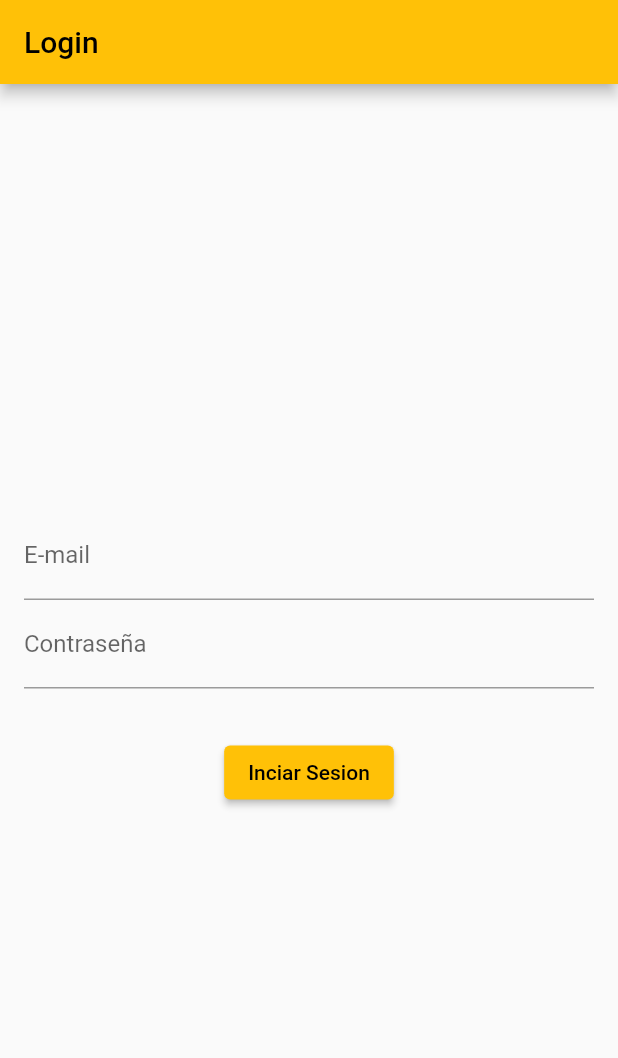
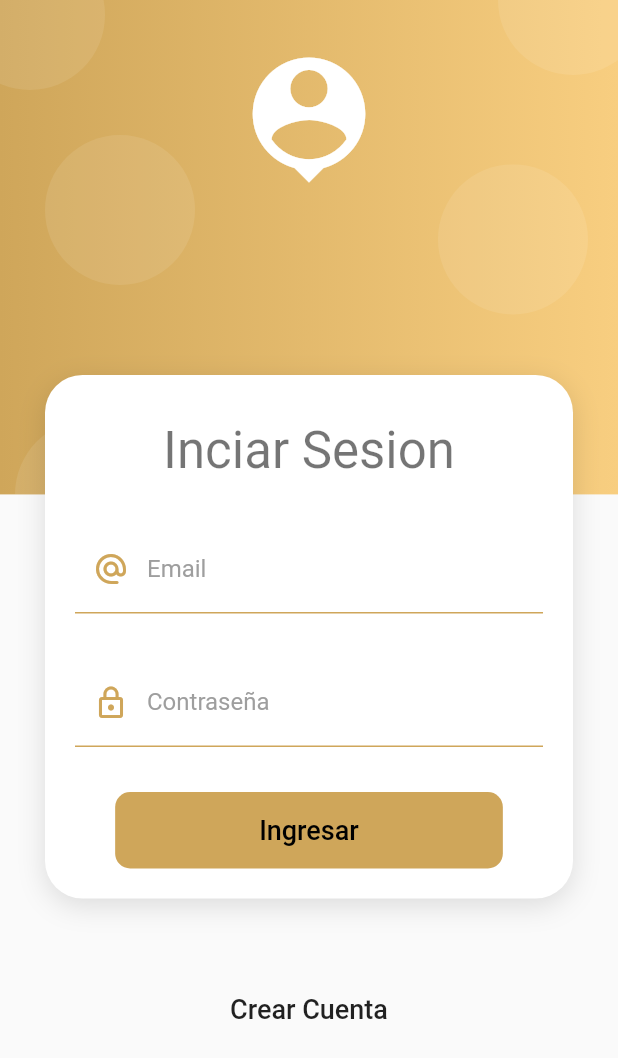
Before and after one commit to Pe-Hs/TestApp-Tesis, a Flutter app: the screen it shows after launch, on a phone screen of 412 x 824 dp. Shown: the top 1058 px of the screen. Run offline on Flutter 3.47's test engine with Material 2 defaults, Android fonts, the phone set to English and light mode, and no system bars; our stand-ins replace curved_navigation_bar, flutter_secure_storage.

Commit message:
adding login and home screen

```diff
--- a/analysis_options.yaml
+++ b/analysis_options.yaml
@@ -30,6 +30,11 @@ linter:
     prefer_const_literals_to_create_immutables: false
     avoid_unnecessary_containers: false
     no_leading_underscores_for_local_identifiers: false
+    unused_local_variable: false
+    unnecessary_this: false
+    sort_child_properties_last: false
+    file_names: false
+    annotate_overrides: false
     # avoid_print: false  # Uncomment to disable the `avoid_print` rule
     # prefer_single_quotes: true  # Uncomment to enable the `prefer_single_quotes` rule
 
--- /dev/null
+++ b/lib/providers/login_form_provider.dart
@@ -0,0 +1,24 @@
+import 'package:flutter/material.dart';
+
+class LoginFormProvider extends ChangeNotifier {
+
+  GlobalKey<FormState> formkey = GlobalKey<FormState>();
+
+  String email = '';
+  String password = '';
+
+  bool _isLoading = false;
+  bool get isLoading => _isLoading;
+
+  set isLoading(bool value){
+    _isLoading = value;
+    notifyListeners();
+  }
+
+  bool isValidForm(){
+    print(formkey.currentState?.validate());
+    print('$email - $password');
+    return formkey.currentState?.validate() ?? false;
+  }
+
+}
--- a/lib/screen/login_screen.dart
+++ b/lib/screen/login_screen.dart
@@ -1,90 +1,156 @@
 import 'package:flutter/material.dart';
-import 'package:http/http.dart' as http;
-import 'dart:convert';
+import 'package:login/providers/login_form_provider.dart';
+import 'package:login/ui/input_decoration.dart';
+import 'package:login/widgets/auth_back.dart';
+import 'package:login/widgets/card_container.dart';
+import 'package:provider/provider.dart';
 
-import 'package:login/screen/home.dart';
+import '../services/auth_service.dart';
+import '../services/notification_service.dart';
 
-// ignore: use_key_in_widget_constructors
 class LoginPage extends StatelessWidget {
-  final TextEditingController _emailController = TextEditingController();
-  final TextEditingController _passwordController = TextEditingController();
+
+  const LoginPage({super.key});
 
   @override
   Widget build(BuildContext context) {
     return Scaffold(
-      appBar: AppBar(
-        title: Text('Login'),
+      body: AuthBack(
+        child: SingleChildScrollView(
+          child: Column(
+            children: [
+              SizedBox(
+                height: 250,
+              ),
+              CardContainer(
+                child: Column(
+                  children: [
+                    SizedBox(
+                      height: 10,
+                    ),
+                    Text(
+                      'Inciar Sesion',
+                      style: Theme.of(context).textTheme.headline4,
+                    ),
+                    SizedBox(
+                      height: 30,
+                    ),
+                    ChangeNotifierProvider(
+                      create: (_) => LoginFormProvider(),
+                      child: _LoginForm(),
+                    )
+                  ],
+                ),
+              ),
+              SizedBox(
+                height: 50,
+              ),
+              TextButton(
+                onPressed: () {},
+                child: Text(
+                  'Crear Cuenta',
+                  style: TextStyle(fontSize: 18, color: Colors.black87),
+                ),
+              ),
+              SizedBox(
+                height: 50,
+              )
+            ],
+          ),
+        ),
       ),
-      body: Padding(
-        padding: EdgeInsets.all(16),
+    );
+  }
+
+}
+
+class _LoginForm extends StatelessWidget {
+
+  @override
+  Widget build(BuildContext context) {
+    final loginForm = Provider.of<LoginFormProvider>(context);
+
+    return Container(
+      child: Form(
+        key: loginForm.formkey,
+        autovalidateMode: AutovalidateMode.onUserInteraction,
         child: Column(
-          crossAxisAlignment: CrossAxisAlignment.center,
-          mainAxisAlignment: MainAxisAlignment.center,
           children: [
-            TextField(
-              controller: _emailController,
+            TextFormField(
+              autocorrect: false,
               keyboardType: TextInputType.emailAddress,
-              decoration: InputDecoration(labelText: 'E-mail'),
-            ),
-            TextField(
-              controller: _passwordController,
-              obscureText: true,
-              decoration: InputDecoration(labelText: 'Contraseña'),
+              decoration: InputDecorations.authInputDecoration(
+                  hintText: 'asd@gmail.com',
+                  labelText: 'Email',
+                  prefixIcon: Icons.alternate_email_rounded),
+              onChanged: (value) => loginForm.email = value,
+              validator: (value) {
+                String pattern =
+                    r'^(([^<>()[\]\\.,;:\s@\"]+(\.[^<>()[\]\\.,;:\s@\"]+)*)|(\".+\"))@((\[[0-9]{1,3}\.[0-9]{1,3}\.[0-9]{1,3}\.[0-9]{1,3}\])|(([a-zA-Z\-0-9]+\.)+[a-zA-Z]{2,}))$';
+                RegExp regExp = RegExp(pattern);
+
+                return regExp.hasMatch(value ?? '')
+                    ? null
+                    : 'Ingrese formato correto de Email';
+              },
             ),
             SizedBox(
-              height: 32,
+              height: 30,
             ),
-            ElevatedButton(
-              onPressed: () {
-                _login(context);
+            TextFormField(
+              autocorrect: false,
+              obscureText: true,
+              keyboardType: TextInputType.emailAddress,
+              decoration: InputDecorations.authInputDecoration(
+                  hintText: '*****',
+                  labelText: 'Contraseña',
+                  prefixIcon: Icons.lock_outline),
+              onChanged: (value) => loginForm.password = value,
+              validator: (value) {
+                return (value != null && value.length >= 6)
+                    ? null
+                    : 'La contraseña debe de ser de 6 caracteres';
               },
-              child: Text('Inciar Sesion'),
-            )
+            ),
+            SizedBox(
+              height: 30,
+            ),
+            MaterialButton(
+                shape: RoundedRectangleBorder(
+                    borderRadius: BorderRadius.circular(10)),
+                disabledColor: Colors.grey,
+                elevation: 0,
+                color: Color.fromRGBO(207, 166, 90, 1),
+                child: Container(
+                    padding: EdgeInsets.symmetric(horizontal: 80, vertical: 15),
+                    child: Text(
+                      loginForm.isLoading ? 'Espere' : 'Ingresar',
+                      style: TextStyle(color: Colors.black, fontSize: 18),
+                    )),
+                onPressed: loginForm.isLoading
+                    ? null
+                    : () async {
+                        FocusScope.of(context).unfocus();
+                        final authService =
+                            Provider.of<AuthService>(context, listen: false);
+
+                        if (!loginForm.isValidForm()) return;
+
+                        loginForm.isLoading = true;
+
+                        final String? errorMessage = await authService.login(
+                            loginForm.email, loginForm.password);
+
+                        if (errorMessage == null) {
+                          Navigator.pushReplacementNamed(context, 'home');
+                        } else {
+                          NotificationsService.showSnackbar(errorMessage);
+                          loginForm.isLoading = false;
+                        }
+                      })
           ],
         ),
       ),
     );
   }
-
-  void _login(BuildContext context) async {
-    final email = _emailController.text;
-    final password = _passwordController.text;
-
-    var url = Uri.http('192.168.1.3:4000', 'api/auth/');
-
-    final response =
-        await http.post(
-            url,
-            headers: {'Content-Type': 'application/json'},
-            body: jsonEncode({
-              'email': email,
-              'password': password,
-            })
-        );
-
-    if (response.statusCode == 200) {
-      // final token = json.decode(response.body)['token'];
-      // final storage = FlutterSecureStorage();
-      // await storage.write(key: 'token', value: token);
-      // ignore: use_build_context_synchronously
-      Navigator.pushNamed(context, 'home');
-
-    } else {
-
-      showDialog(
-          context: context,
-          builder: ((context) => AlertDialog(
-                title: Text('Error'),
-                content: Text('Email o Contraseña Incorrecta'),
-                actions: [
-                  TextButton(
-                    onPressed: () {
-                      Navigator.pop(context);
-                    },
-                    child: Text('OK'),
-                  )
-                ],
-              )));
-    }
-  }
 }
--- a/lib/screen/user-account.dart
+++ b/lib/screen/user-account.dart
@@ -1,6 +1,5 @@
+
 import 'package:flutter/material.dart';
-import 'package:login/screen/login_screen.dart';
-
 
 class UserAccount extends StatelessWidget {
   const UserAccount({super.key});
@@ -31,6 +30,6 @@ class UserAccount extends StatelessWidget {
     // final storage = FlutterSecureStorage();
     // await storage.delete(key: 'token');
 
-     Navigator.pushNamed(context, 'login');
+     Navigator.pushReplacementNamed(context, 'login');
   }
 }
--- /dev/null
+++ b/lib/services/notification_service.dart
@@ -0,0 +1,21 @@
+import 'package:flutter/material.dart';
+
+
+class NotificationsService {
+
+
+  static GlobalKey<ScaffoldMessengerState> messengerKey = GlobalKey<ScaffoldMessengerState>();
+
+
+  static showSnackbar( String message ) {
+
+    final snackBar =  SnackBar(
+      content: Text( message, style: TextStyle( color: Colors.white, fontSize: 20) ),
+    );
+
+    messengerKey.currentState!.showSnackBar(snackBar);
+
+  }
+
+
+}
--- /dev/null
+++ b/lib/ui/input_decoration.dart
@@ -0,0 +1,34 @@
+import 'package:flutter/material.dart';
+
+
+class InputDecorations {
+
+  static InputDecoration authInputDecoration({
+    required String hintText,
+    required String labelText,
+    IconData? prefixIcon
+  }) {
+    return InputDecoration(
+        enabledBorder: UnderlineInputBorder(
+          borderSide: BorderSide(
+            color:Color.fromRGBO(207, 166, 90, 1)
+          ),
+        ),
+        focusedBorder: UnderlineInputBorder(
+          borderSide: BorderSide(
+            color:Color.fromRGBO(207, 166, 90, 1),
+            width: 2
+          )
+        ),
+        hintText: hintText,
+        labelText: labelText,
+        labelStyle: TextStyle(
+          color: Colors.grey
+        ),
+        prefixIcon: prefixIcon != null
+          ? Icon( prefixIcon, color: Color.fromRGBO(207, 166, 90, 1) )
+          : null
+      );
+  }
+
+}
--- /dev/null
+++ b/lib/widgets/auth_back.dart
@@ -0,0 +1,77 @@
+import 'package:flutter/material.dart';
+
+class AuthBack extends StatelessWidget {
+  final Widget child;
+
+  const AuthBack({Key? key, required this.child}) : super(key: key);
+
+  @override
+  Widget build(BuildContext context) {
+    return Container(
+      // color: Colors.red,
+      width: double.infinity,
+      height: double.infinity,
+      child: Stack(
+        children: [
+          _PurpleBox(),
+          _HeaderIcon(),
+          this.child,
+        ],
+      ),
+    );
+  }
+}
+
+class _HeaderIcon extends StatelessWidget {
+  @override
+  Widget build(BuildContext context) {
+    return SafeArea(
+      child: Container(
+        width: double.infinity,
+        margin: EdgeInsets.only(top: 30),
+        child: Icon(Icons.person_pin, color: Colors.white, size: 100),
+      ),
+    );
+  }
+}
+
+class _PurpleBox extends StatelessWidget {
+  @override
+  Widget build(BuildContext context) {
+    final size = MediaQuery.of(context).size;
+
+    return Container(
+      width: double.infinity,
+      height: size.height * 0.4,
+      decoration: _amberBackground(),
+      child: Stack(
+        children: [
+          Positioned(child: _Bubble(), top: 90, left: 30),
+          Positioned(child: _Bubble(), top: -40, left: -30),
+          Positioned(child: _Bubble(), top: -50, right: -20),
+          Positioned(child: _Bubble(), bottom: -50, left: 10),
+          Positioned(child: _Bubble(), bottom: 120, right: 20),
+        ],
+      ),
+    );
+  }
+
+  BoxDecoration _amberBackground() => BoxDecoration(
+          gradient: LinearGradient(colors: [
+        Color.fromRGBO(207, 166, 90, 1),
+        Color.fromRGBO(248, 206, 128, 1)
+      ]));
+}
+
+class _Bubble extends StatelessWidget {
+  @override
+  Widget build(BuildContext context) {
+    return Container(
+      width: 100,
+      height: 100,
+      decoration: BoxDecoration(
+          borderRadius: BorderRadius.circular(100),
+          color: Color.fromRGBO(255, 255, 255, 0.09)),
+    );
+  }
+}
--- /dev/null
+++ b/lib/widgets/card_container.dart
@@ -0,0 +1,36 @@
+import 'package:flutter/material.dart';
+
+class CardContainer extends StatelessWidget {
+
+  final Widget child;
+
+  const CardContainer({
+    Key? key,
+    required this.child
+  }) : super(key: key);
+
+  @override
+  Widget build(BuildContext context) {
+    return Padding(
+      padding: EdgeInsets.symmetric( horizontal: 30 ),
+      child: Container(
+          width: double.infinity,
+          padding: EdgeInsets.all( 20 ),
+          decoration: _createCardShape(),
+          child: this.child,
+      ),
+    );
+  }
+
+  BoxDecoration _createCardShape() => BoxDecoration(
+    color: Colors.white,
+    borderRadius: BorderRadius.circular(25),
+    boxShadow: [
+      BoxShadow(
+        color: Colors.black12,
+        blurRadius: 15,
+        offset: Offset(0, 5),
+      )
+    ]
+  );
+}
--- a/pubspec.yaml
+++ b/pubspec.yaml
@@ -38,6 +38,8 @@ dependencies:
   cupertino_icons: ^1.0.2
   http: ^0.13.3
   curved_navigation_bar: ^1.0.3
+  flutter_secure_storage: ^4.2.0
+  provider: ^5.0.0
 
 dev_dependencies:
   flutter_test:
```
Also changed, not shown: lib/screen/home.dart (+7 -6 lines), lib/search/searh_delegate.dart (+27 -3 lines), lib/services/auth_service.dart (added, +66 -0 lines), lib/widgets/search-bar.dart (+19 -4 lines), pubspec.lock, 2 other files.
